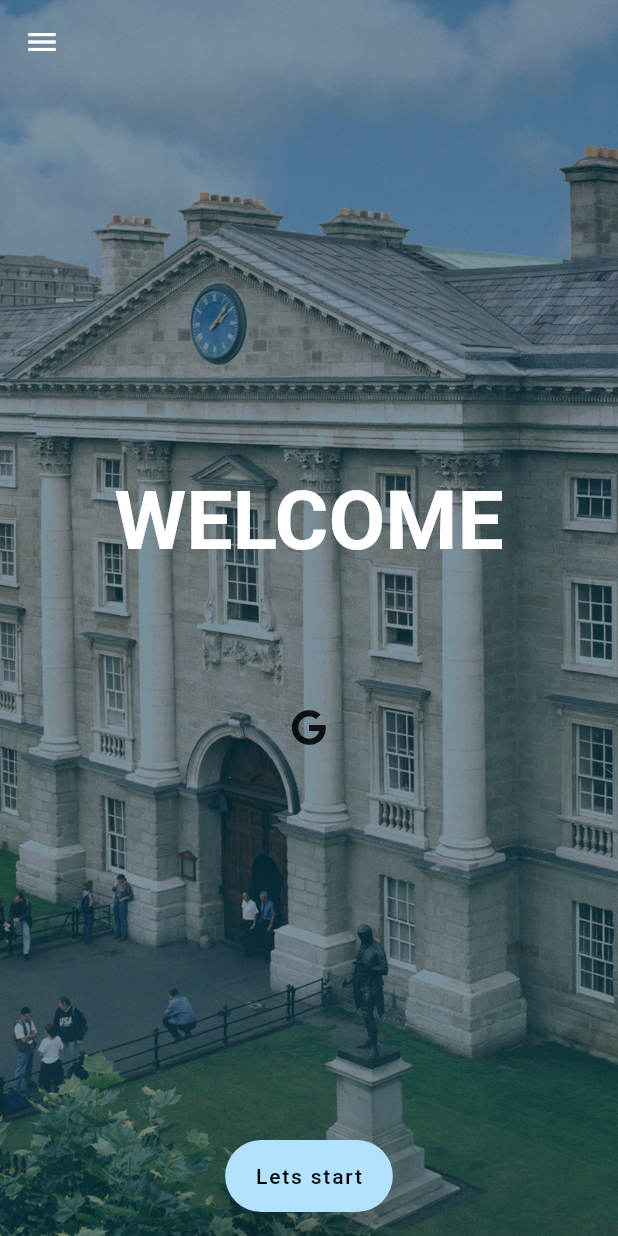
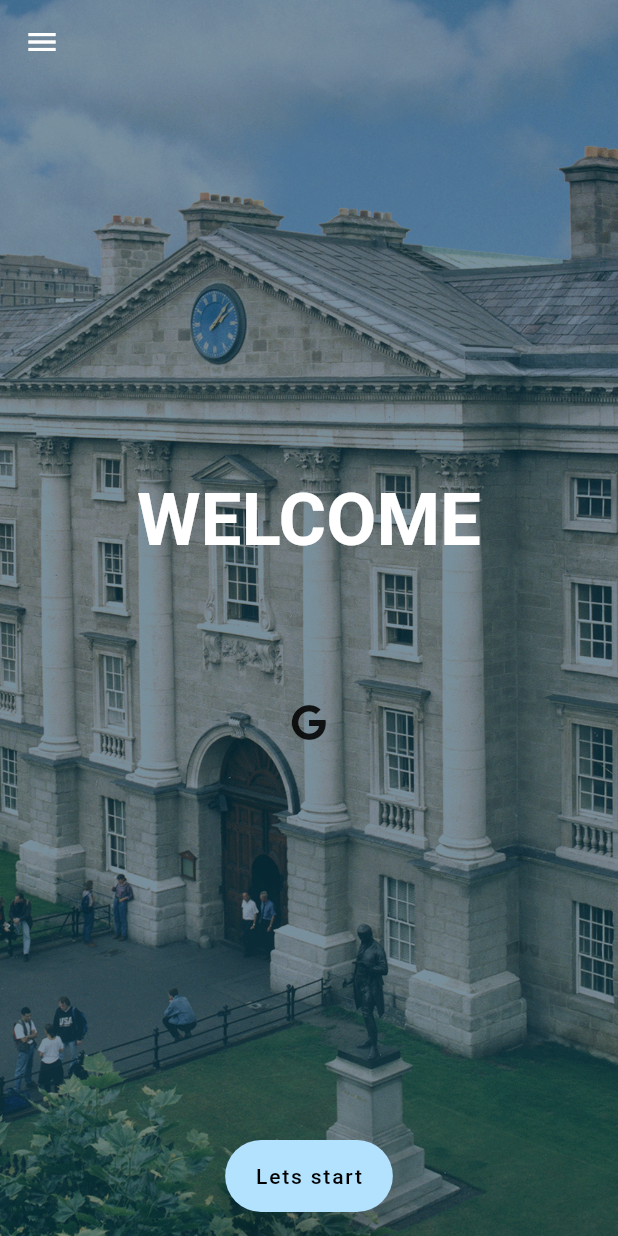
Before and after one commit to muditgarg48/candle_in_dark, a Flutter app: the screen it shows after launch, on a phone screen of 412 x 824 dp. Run offline on Flutter 3.47's test engine with Material 2 defaults, Android fonts, the phone set to English and light mode, and no system bars; drawn by our look-alikes of animated_text_kit; our stand-ins replace analog_clock, audioplayers, banner_carousel, cached_network_image, concentric_transition, firebase_core and 5 more; missing offline and left inert: currency_picker, curved_drawer_fork, expand_widget, frankfurter, quds_ui_kit; accounts and stored records are empty.

Commit message:
UI improvements across various parts of the app

```diff
--- a/lib/pages/faculty.dart
+++ b/lib/pages/faculty.dart
@@ -38,7 +38,7 @@ class TheFacultyPageState extends State<TheFacultyPage> {
   Widget singleFacultyMember(var faculty) {
     return Card(
       shape: RoundedRectangleBorder(borderRadius: BorderRadius.circular(20)),
-      margin: const EdgeInsets.all(30),
+      margin: const EdgeInsets.all(20),
       elevation: 20,
       surfaceTintColor: themeBgColor(),
       child: Container(
@@ -86,6 +86,7 @@ class TheFacultyPageState extends State<TheFacultyPage> {
                   ),
                 ),
                 Wrap(
+                  alignment: WrapAlignment.center,
                   children: [
                     for (var faculty in college["faculty"])
                       singleFacultyMember(faculty),
--- a/lib/pages/home_page.dart
+++ b/lib/pages/home_page.dart
@@ -23,7 +23,7 @@ class MyHomePageState extends State<MyHomePage> {
           TypewriterAnimatedText(
             txt,
             speed: const Duration(milliseconds: 100),
-            cursor: " _",
+            cursor: "|",
             textStyle: TextStyle(
               color: Colors.white,
               fontSize: size,
@@ -45,7 +45,7 @@ class MyHomePageState extends State<MyHomePage> {
               "to",
               "Candle in Dark",
             ],
-            MediaQuery.of(context).size.height / 15,
+            MediaQuery.of(context).size.height / 17,
           ),
           SizedBox(
             height: MediaQuery.of(context).size.height / 10,
--- a/lib/widgets/drawer.dart
+++ b/lib/widgets/drawer.dart
@@ -161,7 +161,6 @@ class _MyDrawerState extends State<MyDrawer> {
 
   Widget sectionBuilder({required dynamic section, required String name}) {
     return SingleChildScrollView(
-      physics: const AlwaysScrollableScrollPhysics(),
       child: Column(
         children: [
           SizedBox(height: MediaQuery.of(context).size.height / 30),
```
Also changed, not shown: lib/pages/focus_page.dart (+10 -5 lines).
